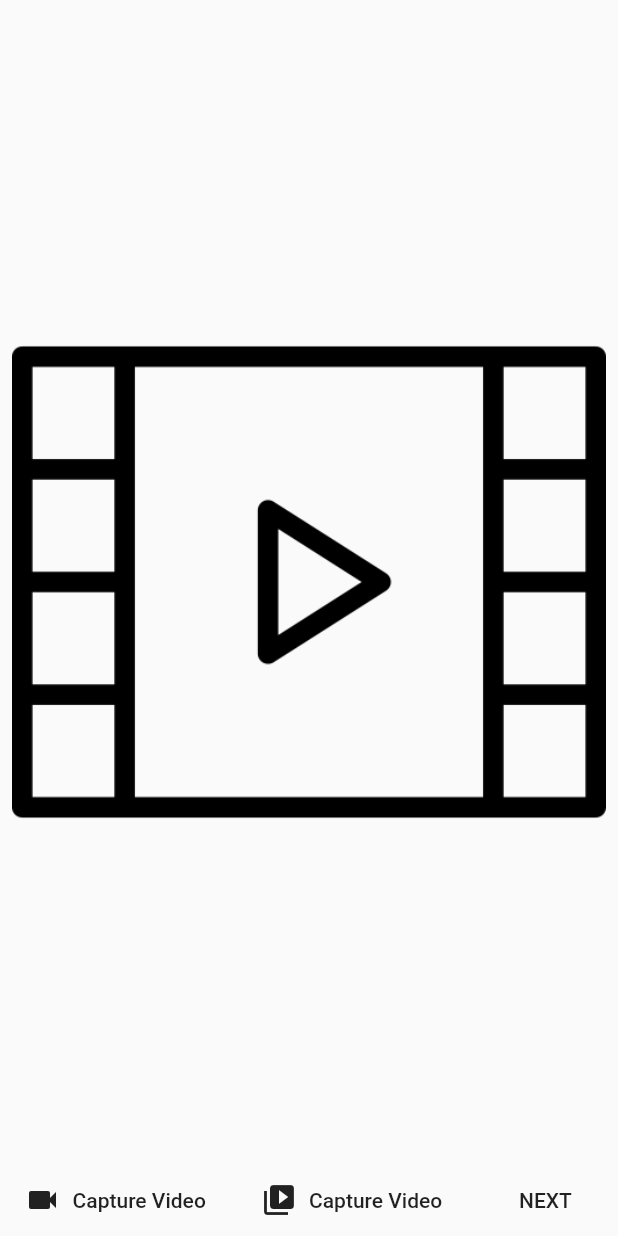
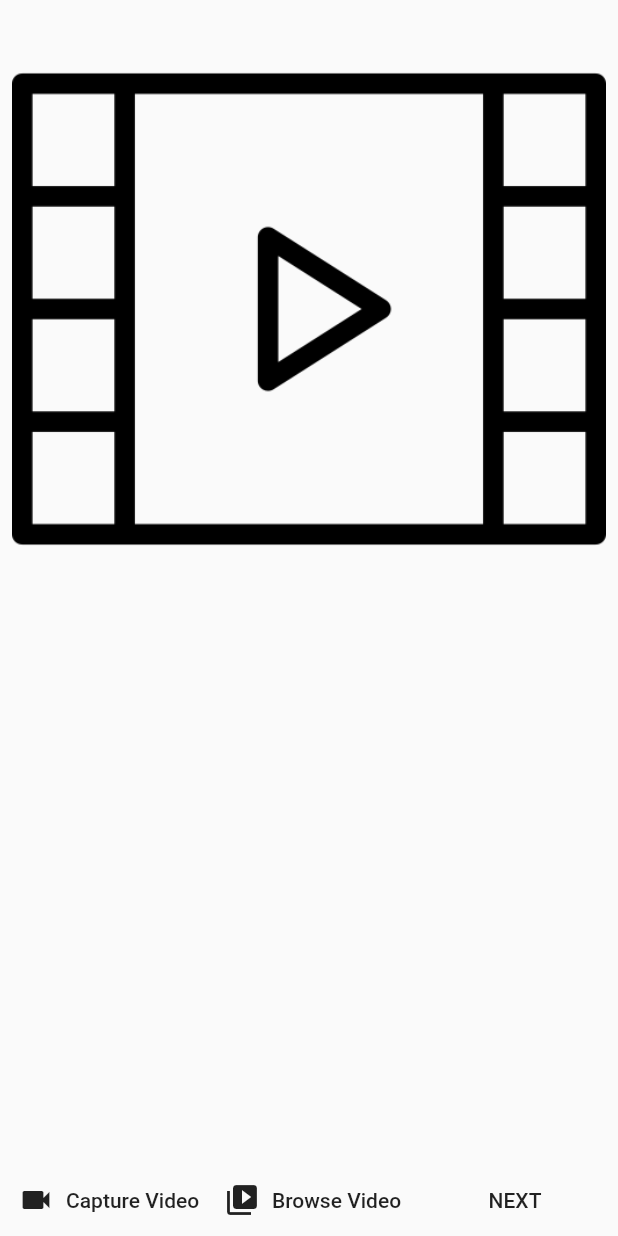
Before and after one commit to bishalceb/AssesmentExam, a Flutter app: the CaptureVideo screen opened directly, on a phone screen of 412 x 824 dp. Run offline on Flutter 3.47's test engine with Material 2 defaults, Android fonts, the phone set to English and light mode, and no system bars; our stand-ins replace chewie, firebase_storage, fluttertoast, font_awesome_flutter, image_picker, location and 2 more; missing offline and left inert: background_fetch, multi_media_picker, permission; accounts and stored records are empty; project files that could hold a hidden picture were left out.

Commit message:
@kunal desc:Bug fix Latest

```diff
--- a/lib/screens/SelectBatch.dart
+++ b/lib/screens/SelectBatch.dart
@@ -19,6 +19,7 @@ class _SelectBatchState extends State<SelectBatch> {
   UserDetailApi userDetailApi;
   List<BatchData> batchData = UserDetailApi.response[0].batchData;
   String _value;
+  String selected_batch_id;
   int _selected_postion = 0;
   List<String> spinnerItems = [];
 
@@ -85,6 +86,7 @@ class _SelectBatchState extends State<SelectBatch> {
                     if (batchData[j].batchNo == value) {
                       position = j;
                       UserDetailApi.response[0].selected_batch = position;
+                      selected_batch_id=UserDetailApi.response[0].batchData[position].id;
                     }
                   }
                   setState(() {
@@ -132,7 +134,7 @@ class _SelectBatchState extends State<SelectBatch> {
                   ),
                   onPressed: () async {
                     Directory batchFolder = await Directory(
-                            '${widget.createPath. path}/batch_${UserDetailApi.response[0].id}_$_value')
+                            '${widget.createPath. path}/batch_${UserDetailApi.response[0].id}_$selected_batch_id')
                         .create(recursive: true);
                     Navigator.push(
                         context,
--- a/lib/screens/capture_image.dart
+++ b/lib/screens/capture_image.dart
@@ -129,16 +129,16 @@ class _CaptureImageState extends State<CaptureImage> {
     // print('student code: ${widget.student.studentCode}');
     File copiedImagePath = await _image.copy('${widget.batchFolder.path}/' +
         'candidate_' +
-        '${student.studentRollNo}.png');
+        '${student.studentCode}.png');
     print(
-        'savecandidateimage called with student id: ${student.studentRollNo}');
+        'savecandidateimage called with student id: ${student.studentCode}');
     AssessmentDb a = AssessmentDb(
       fileName: copiedImagePath.path,
       batchId: Path.basename(widget.batchFolder.path),
       priority: 1,
       syncstatus: 0,
       type: 'candidate_feedback',
-      studentCode: student.studentRollNo,
+      studentCode: student.studentCode,
     );
     await _databaseHelper.insertData(a);
   }
--- a/lib/screens/capture_video.dart
+++ b/lib/screens/capture_video.dart
@@ -132,7 +132,9 @@ class _CaptureVideoState extends State<CaptureVideo> {
         top: true,
         child: Column(
           children: <Widget>[
-            Expanded(
+            InkWell(
+              onTap:()=> getCamVideo('camera'),
+              //child: Expanded(
                 child: _videoPlayerController == null
                     ? Padding(
                   padding: const EdgeInsets.all(8.0),
@@ -146,23 +148,33 @@ class _CaptureVideoState extends State<CaptureVideo> {
                       allowMuting: true,
                       videoPlayerController: _videoPlayerController),
                 ),
+              //),
+            ),
+            Spacer(
+              flex: 1,
             ),
             Row(
-              mainAxisAlignment: MainAxisAlignment.spaceAround,
+              //mainAxisAlignment: MainAxisAlignment.start,
               children: <Widget>[
-                FlatButton.icon(
+                   Expanded(
+                    child: FlatButton.icon(
                       icon: Icon(Icons.videocam),
-                  label: Text('Capture Video'),
+                      label: Text('Capture Video',maxLines: 4,),
                       onPressed: () => getCamVideo('camera'),
                     ),
-                FlatButton.icon(
+                  ),
+                Expanded(
+                    child:FlatButton.icon(
                       icon: Icon(Icons.video_library),
-                  label: Text('Capture Video'),
+                      label: Text('Browse Video',maxLines: 2),
                       onPressed: () => getCamVideo('gallery'),
                     ),
-                FlatButton(
+                ),
+                Expanded(
+                  child: FlatButton(
                     child: Text('NEXT'),
                     onPressed: () => Navigator.pop(context),
+                  ),
                 )
               ],
             )
```
Also changed, not shown: lib/screens/single_pic.dart (+43 -15 lines), lib/screens/studnt_round_pic.dart (+8 -2 lines). Lines whose indentation alone changed are shown as unchanged.
